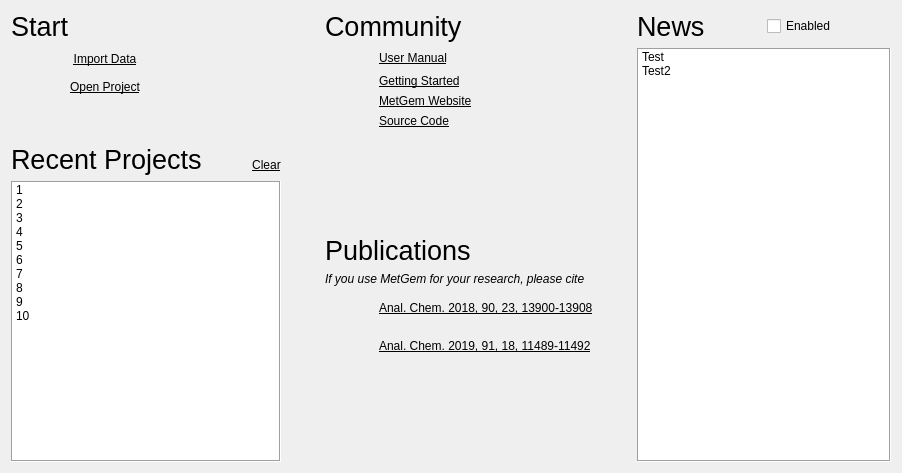
First picture: the form in metgem/ui/widgets/welcome_widget.ui, repository metgem/metgem, before the edit.
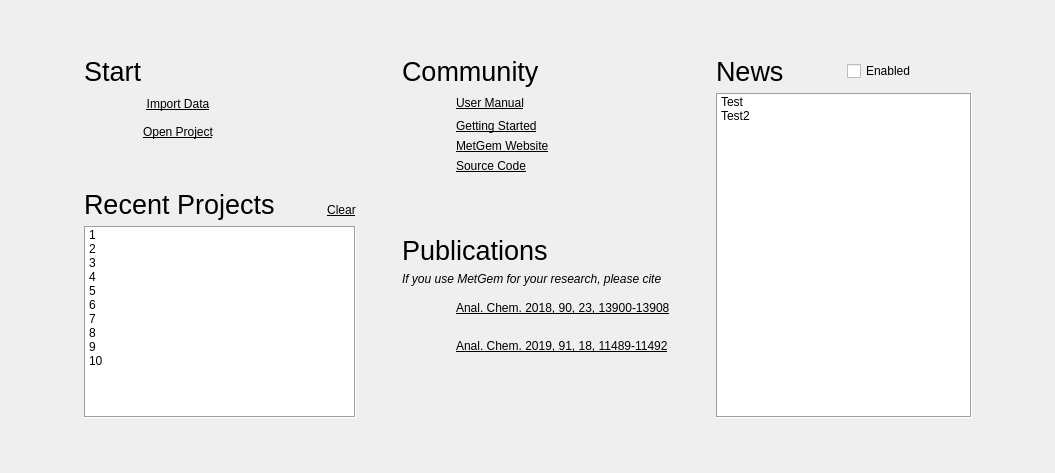
Second picture: the form after the edit. Icons and pictures are not drawn.

```diff
--- a/metgem/ui/widgets/welcome_widget.ui
+++ b/metgem/ui/widgets/welcome_widget.ui
@@ -6,14 +6,42 @@
    <rect>
     <x>0</x>
     <y>0</y>
-    <width>902</width>
+    <width>1055</width>
     <height>473</height>
    </rect>
   </property>
   <property name="windowTitle">
    <string>Form</string>
   </property>
-  <layout class="QHBoxLayout" name="horizontalLayout">
+  <layout class="QVBoxLayout" name="verticalLayout">
+   <item>
+    <spacer name="verticalSpacer_4">
+     <property name="orientation">
+      <enum>Qt::Vertical</enum>
+     </property>
+     <property name="sizeHint" stdset="0">
+      <size>
+       <width>20</width>
+       <height>40</height>
+      </size>
+     </property>
+    </spacer>
+   </item>
+   <item>
+    <layout class="QHBoxLayout" name="horizontalLayout_2">
+     <item>
+      <spacer name="horizontalSpacer">
+       <property name="orientation">
+        <enum>Qt::Horizontal</enum>
+       </property>
+       <property name="sizeHint" stdset="0">
+        <size>
+         <width>40</width>
+         <height>20</height>
+        </size>
+       </property>
+      </spacer>
+     </item>
    <item>
     <layout class="QGridLayout" name="gridLayout_4">
      <item row="5" column="5">
@@ -357,6 +385,9 @@
      <property name="orientation">
       <enum>Qt::Horizontal</enum>
      </property>
+       <property name="sizeType">
+        <enum>QSizePolicy::Fixed</enum>
+       </property>
      <property name="sizeHint" stdset="0">
       <size>
        <width>40</width>
@@ -665,6 +696,9 @@
      <property name="orientation">
       <enum>Qt::Horizontal</enum>
      </property>
+       <property name="sizeType">
+        <enum>QSizePolicy::Fixed</enum>
+       </property>
      <property name="sizeHint" stdset="0">
       <size>
        <width>40</width>
@@ -676,19 +710,6 @@
    <item>
     <layout class="QGridLayout" name="gridLayout_2">
      <item row="0" column="1" rowspan="2">
-      <widget class="QCheckBox" name="chkEnableNews">
-       <property name="toolTip">
-        <string>Show news about MetGem: this needs internet to retrieve information from MetGem's website</string>
-       </property>
-       <property name="statusTip">
-        <string>Show news about MetGem: this needs internet to retrieve information from MetGem's website</string>
-       </property>
-       <property name="text">
-        <string>Enabled</string>
-       </property>
-      </widget>
-     </item>
-     <item row="0" column="0" rowspan="2">
       <widget class="QLabel" name="lblNews">
        <property name="styleSheet">
         <string notr="true">font-size: 20pt;</string>
@@ -701,7 +722,7 @@
        </property>
       </widget>
      </item>
-     <item row="2" column="0" colspan="2">
+       <item row="2" column="1" colspan="2">
       <widget class="QListWidget" name="lstNews">
        <property name="cursor" stdset="0">
         <cursorShape>PointingHandCursor</cursorShape>
@@ -742,7 +763,48 @@
        </item>
       </widget>
      </item>
-    </layout>
+       <item row="0" column="2" rowspan="2">
+        <widget class="QCheckBox" name="chkEnableNews">
+         <property name="toolTip">
+          <string>Show news about MetGem: this needs internet to retrieve information from MetGem's website</string>
+         </property>
+         <property name="statusTip">
+          <string>Show news about MetGem: this needs internet to retrieve information from MetGem's website</string>
+         </property>
+         <property name="text">
+          <string>Enabled</string>
+         </property>
+        </widget>
+       </item>
+      </layout>
+     </item>
+     <item>
+      <spacer name="horizontalSpacer_7">
+       <property name="orientation">
+        <enum>Qt::Horizontal</enum>
+       </property>
+       <property name="sizeHint" stdset="0">
+        <size>
+         <width>40</width>
+         <height>20</height>
+        </size>
+       </property>
+      </spacer>
+     </item>
+    </layout>
+   </item>
+   <item>
+    <spacer name="verticalSpacer_6">
+     <property name="orientation">
+      <enum>Qt::Vertical</enum>
+     </property>
+     <property name="sizeHint" stdset="0">
+      <size>
+       <width>20</width>
+       <height>40</height>
+      </size>
+     </property>
+    </spacer>
    </item>
   </layout>
  </widget>
```
Left out of the diff: 280 changed lines with no effect on the pictures. Lines whose indentation alone changed are shown as unchanged.
